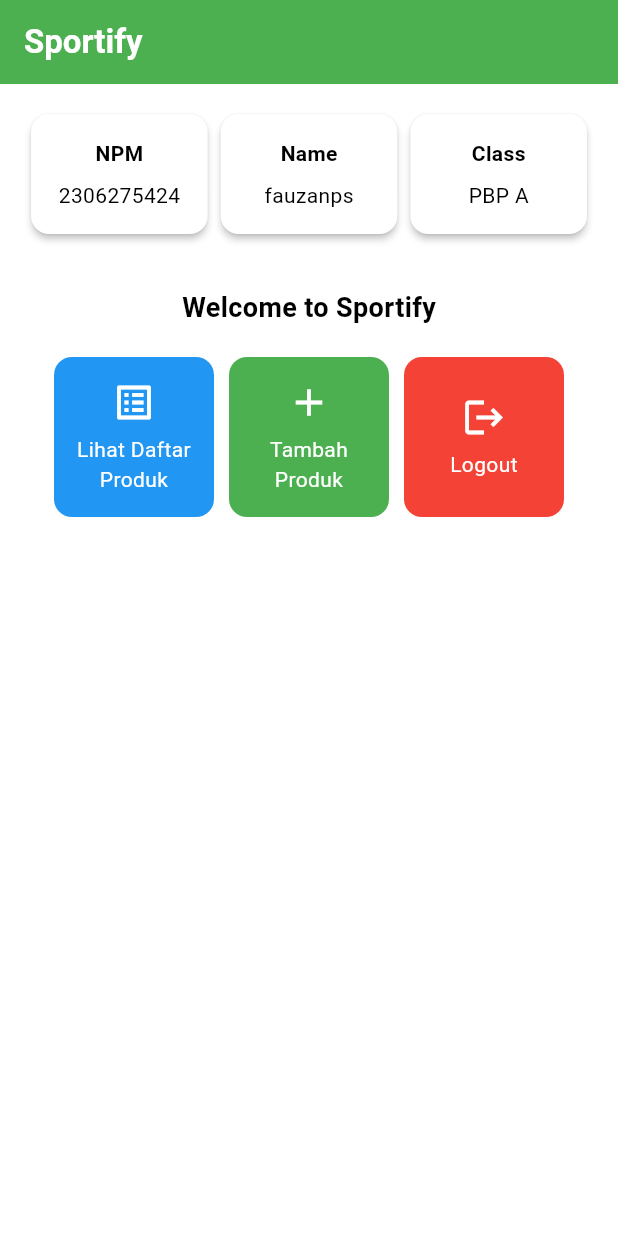
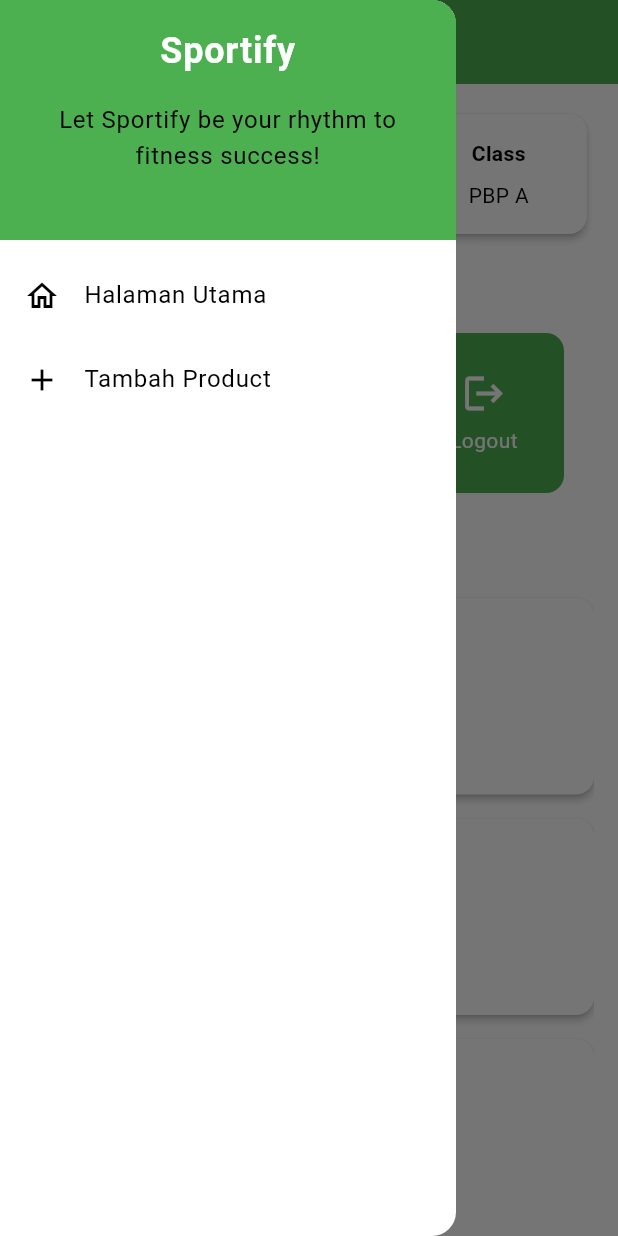
Before and after one commit to dunnowhoo/sportify-mobile, a Flutter app: the screen it shows after launch, with the side drawer open (before the commit the screen has no drawer), on a phone screen of 412 x 824 dp. Run offline on Flutter 3.47's test engine with Material 3 defaults, Android fonts, the phone set to English and light mode, and no system bars.

Commit message:
Tugas 8 Selesai

```diff
--- a/lib/main.dart
+++ b/lib/main.dart
@@ -1,5 +1,5 @@
 import 'package:flutter/material.dart';
-import 'package:sportify/menu.dart';
+import 'package:sportify/screens/menu.dart';
 
 void main() {
   runApp(const MyApp());
@@ -16,7 +16,7 @@ class MyApp extends StatelessWidget {
       theme: ThemeData(
         colorScheme: ColorScheme.fromSwatch(
           primarySwatch: Colors.green,
-        ).copyWith(secondary: Colors.green[400]),
+        ).copyWith(secondary: Colors.green),
         useMaterial3: true,
       ),
       home: MyHomePage(), // Assign MyHomePage to the home property
--- a/lib/menu.dart
+++ /dev/null
@@ -1,154 +0,0 @@
-import 'package:flutter/material.dart';
-
-class MyHomePage extends StatelessWidget {
-  MyHomePage({super.key});
-
-  final String npm = '2306275424'; // NPM
-  final String name = 'fauzanps'; // Nama
-  final String className = 'PBP A'; // Kelas
-
-  final List<ItemHomepage> items = [
-    ItemHomepage("Lihat Daftar Produk", Icons.list_alt, Colors.blue),
-    ItemHomepage("Tambah Produk", Icons.add, Colors.green),
-    ItemHomepage("Logout", Icons.logout, Colors.red),
-  ];
-
-  @override
-  Widget build(BuildContext context) {
-    return Scaffold(
-      appBar: AppBar(
-        title: const Text(
-          'Sportify',
-          style: TextStyle(
-            color: Colors.white,
-            fontWeight: FontWeight.bold,
-          ),
-        ),
-        backgroundColor: Theme.of(context).colorScheme.primary,
-      ),
-      body: Padding(
-        padding: const EdgeInsets.all(16.0),
-        child: Column(
-          crossAxisAlignment: CrossAxisAlignment.center,
-          children: [
-            Row(
-              mainAxisAlignment: MainAxisAlignment.spaceEvenly,
-              children: [
-                InfoCard(title: 'NPM', content: npm),
-                InfoCard(title: 'Name', content: name),
-                InfoCard(title: 'Class', content: className),
-              ],
-            ),
-            const SizedBox(height: 16.0),
-            Center(
-              child: Column(
-                children: [
-                  const Padding(
-                    padding: EdgeInsets.only(top: 16.0),
-                    child: Text(
-                      'Welcome to Sportify',
-                      style: TextStyle(
-                        fontWeight: FontWeight.bold,
-                        fontSize: 18.0,
-                      ),
-                    ),
-                  ),
-                  GridView.count(
-                    primary: true,
-                    padding: const EdgeInsets.all(20),
-                    crossAxisSpacing: 10,
-                    mainAxisSpacing: 10,
-                    crossAxisCount: 3,
-                    shrinkWrap: true,
-                    children: items.map((ItemHomepage item) {
-                      return ItemCard(item);
-                    }).toList(),
-                  ),
-                ],
-              ),
-            ),
-          ],
-        ),
-      ),
-    );
-  }
-}
-
-class InfoCard extends StatelessWidget {
-  final String title;
-  final String content;
-
-  const InfoCard({super.key, required this.title, required this.content});
-
-  @override
-  Widget build(BuildContext context) {
-    return Card(
-      elevation: 2.0,
-      child: Container(
-        width: MediaQuery.of(context).size.width / 3.5,
-        padding: const EdgeInsets.all(16.0),
-        child: Column(
-          children: [
-            Text(
-              title,
-              style: const TextStyle(fontWeight: FontWeight.bold),
-            ),
-            const SizedBox(height: 8.0),
-            Text(content),
-          ],
-        ),
-      ),
-    );
-  }
-}
-
-class ItemHomepage {
-  final String name;
-  final IconData icon;
-  final Color color;
-
-  ItemHomepage(this.name, this.icon, this.color);
-}
-
-class ItemCard extends StatelessWidget {
-  final ItemHomepage item;
-
-  const ItemCard(this.item, {super.key});
-
-  @override
-  Widget build(BuildContext context) {
-    return Material(
-      color: item.color,
-      borderRadius: BorderRadius.circular(12),
-      child: InkWell(
-        onTap: () {
-          String message = "Kamu telah menekan tombol ${item.name}!";
-          ScaffoldMessenger.of(context)
-            ..hideCurrentSnackBar()
-            ..showSnackBar(SnackBar(content: Text(message)));
-        },
-        child: Container(
-          padding: const EdgeInsets.all(8),
-          child: Center(
-            child: Column(
-              mainAxisAlignment: MainAxisAlignment.center,
-              children: [
-                Icon(
-                  item.icon,
-                  color: Colors.white,
-                  size: 30.0,
-                ),
-                const Padding(padding: EdgeInsets.all(3)),
-                Text(
-                  item.name,
-                  textAlign: TextAlign.center,
-                  style: const TextStyle(color: Colors.white),
-                ),
-              ],
-            ),
-          ),
-        ),
-      ),
-    );
-  }
-}
--- /dev/null
+++ b/lib/screens/menu.dart
@@ -0,0 +1,123 @@
+import 'package:flutter/material.dart';
+import 'package:sportify/widgets/left_drawer.dart';
+import 'package:sportify/widgets/item_card.dart';
+import 'package:sportify/widgets/product_card.dart';
+
+class MyHomePage extends StatelessWidget {
+  MyHomePage({super.key});
+
+  final String npm = '2306275424';
+  final String name = 'Fauzan';
+  final String className = 'PBP A';
+
+  final List<ItemHomepage> items = [
+    ItemHomepage("Lihat Product", Icons.shopping_bag),
+    ItemHomepage("Tambah Product", Icons.add),
+    ItemHomepage("Logout", Icons.logout),
+  ];
+
+  // Contoh daftar produk
+  final List<Product> products = [
+    Product("Sepatu Olahraga", 200000, 5, "Sepatu nyaman untuk olahraga."),
+    Product("Bola Basket", 100000, 10, "Bola basket standar."),
+    Product("Tas Gym", 150000, 7, "Tas gym kuat dan ringan."),
+  ];
+
+  @override
+  Widget build(BuildContext context) {
+    return Scaffold(
+      appBar: AppBar(
+        title: const Text(
+          'Sportify',
+          style: TextStyle(
+            color: Colors.white,
+            fontWeight: FontWeight.bold,
+          ),
+        ),
+        backgroundColor: Theme.of(context).colorScheme.primary,
+        iconTheme: const IconThemeData(color: Colors.white),
+      ),
+      drawer: const LeftDrawer(),
+      body: Padding(
+        padding: const EdgeInsets.all(16.0),
+        child: Column(
+          crossAxisAlignment: CrossAxisAlignment.center,
+          children: [
+            Row(
+              mainAxisAlignment: MainAxisAlignment.spaceEvenly,
+              children: [
+                InfoCard(title: 'NPM', content: npm),
+                InfoCard(title: 'Name', content: name),
+                InfoCard(title: 'Class', content: className),
+              ],
+            ),
+            const SizedBox(height: 16.0),
+            const Center(
+              child: Text(
+                'Welcome to Sportify',
+                style: TextStyle(
+                  fontWeight: FontWeight.bold,
+                  fontSize: 18.0,
+                ),
+              ),
+            ),
+            GridView.count(
+              primary: true,
+              padding: const EdgeInsets.all(20),
+              crossAxisSpacing: 10,
+              mainAxisSpacing: 10,
+              crossAxisCount: 3,
+              shrinkWrap: true,
+              children: items.map((ItemHomepage item) {
+                return ItemCard(item);
+              }).toList(),
+            ),
+            const SizedBox(height: 16.0),
+            const Text(
+              'Product List',
+              style: TextStyle(
+                fontWeight: FontWeight.bold,
+                fontSize: 18.0,
+              ),
+            ),
+            Expanded(
+              child: ListView(
+                children: products
+                    .map((product) => ProductCard(product: product))
+                    .toList(),
+              ),
+            ),
+          ],
+        ),
+      ),
+    );
+  }
+}
+
+class InfoCard extends StatelessWidget {
+  final String title;
+  final String content;
+
+  const InfoCard({super.key, required this.title, required this.content});
+
+  @override
+  Widget build(BuildContext context) {
+    return Card(
+      elevation: 2.0,
+      child: Container(
+        width: MediaQuery.of(context).size.width / 3.5,
+        padding: const EdgeInsets.all(16.0),
+        child: Column(
+          children: [
+            Text(
+              title,
+              style: const TextStyle(fontWeight: FontWeight.bold),
+            ),
+            const SizedBox(height: 8.0),
+            Text(content),
+          ],
+        ),
+      ),
+    );
+  }
+}
--- /dev/null
+++ b/lib/widgets/item_card.dart
@@ -0,0 +1,70 @@
+import 'package:flutter/material.dart';
+import 'package:sportify/screens/product_form.dart';
+
+class ItemHomepage {
+  final String name;
+  final IconData icon;
+
+  ItemHomepage(this.name, this.icon);
+}
+
+class ItemCard extends StatelessWidget {
+  // Menampilkan kartu dengan ikon dan nama.
+
+  final ItemHomepage item;
+
+  const ItemCard(this.item, {super.key});
+
+  @override
+  Widget build(BuildContext context) {
+    return Material(
+      // Menentukan warna latar belakang dari tema aplikasi.
+      color: Theme.of(context).colorScheme.secondary,
+      // Membuat sudut kartu melengkung.
+      borderRadius: BorderRadius.circular(12),
+
+      child: InkWell(
+        // Aksi ketika kartu ditekan.
+        // Area responsif terhadap sentuhan
+        onTap: () {
+          // Memunculkan SnackBar ketika diklik
+          ScaffoldMessenger.of(context)
+            ..hideCurrentSnackBar()
+            ..showSnackBar(SnackBar(
+                content: Text("Kamu telah menekan tombol ${item.name}!")));
+
+          // Navigate ke route yang sesuai (tergantung jenis tombol)
+          if (item.name == "Tambah Product") {
+            Navigator.push(
+              context,
+              MaterialPageRoute(builder: (context) => ProductFormPage()),
+            );
+          }
+        },
+        // Container untuk menyimpan Icon dan Text
+        child: Container(
+          padding: const EdgeInsets.all(8),
+          child: Center(
+            child: Column(
+              // Menyusun ikon dan teks di tengah kartu.
+              mainAxisAlignment: MainAxisAlignment.center,
+              children: [
+                Icon(
+                  item.icon,
+                  color: Colors.white,
+                  size: 30.0,
+                ),
+                const Padding(padding: EdgeInsets.all(3)),
+                Text(
+                  item.name,
+                  textAlign: TextAlign.center,
+                  style: const TextStyle(color: Colors.white),
+                ),
+              ],
+            ),
+          ),
+        ),
+      ),
+    );
+  }
+}
--- /dev/null
+++ b/lib/widgets/left_drawer.dart
@@ -0,0 +1,63 @@
+import 'package:flutter/material.dart';
+import 'package:sportify/screens/menu.dart';
+import 'package:sportify/screens/product_form.dart';
+
+class LeftDrawer extends StatelessWidget {
+  const LeftDrawer({super.key});
+
+  @override
+  Widget build(BuildContext context) {
+    return Drawer(
+      child: ListView(
+        children: [
+          DrawerHeader(
+            decoration: BoxDecoration(
+              color: Theme.of(context).colorScheme.primary,
+            ),
+            child: const Column(
+              children: [
+                Text(
+                  'Sportify',
+                  textAlign: TextAlign.center,
+                  style: TextStyle(
+                    fontSize: 24,
+                    fontWeight: FontWeight.bold,
+                    color: Colors.white,
+                  ),
+                ),
+                Padding(padding: EdgeInsets.all(8)),
+                Text(
+                  "Let Sportify be your rhythm to fitness success!",
+                  textAlign: TextAlign.center,
+                ),
+              ],
+            ),
+          ),
+          ListTile(
+            leading: const Icon(Icons.home_outlined),
+            title: const Text('Halaman Utama'),
+            // Bagian redirection ke MyHomePage
+            onTap: () {
+              Navigator.pushReplacement(
+                  context,
+                  MaterialPageRoute(
+                    builder: (context) => MyHomePage(),
+                  ));
+            },
+          ),
+          ListTile(
+            leading: const Icon(Icons.add),
+            title: const Text('Tambah Product'),
+            onTap: () {
+              Navigator.pushReplacement(
+                  context,
+                  MaterialPageRoute(
+                    builder: (context) => ProductFormPage(),
+                  ));
+            },
+          ),
+        ],
+      ),
+    );
+  }
+}
--- /dev/null
+++ b/lib/widgets/product_card.dart
@@ -0,0 +1,50 @@
+// widgets/product_card.dart
+import 'package:flutter/material.dart';
+
+class Product {
+  final String name;
+  final double price;
+  final int amount;
+  final String description;
+
+  Product(this.name, this.price, this.amount, this.description);
+}
+
+class ProductCard extends StatelessWidget {
+  final Product product;
+
+  const ProductCard({super.key, required this.product});
+
+  @override
+  Widget build(BuildContext context) {
+    return Card(
+      elevation: 2.0,
+      margin: const EdgeInsets.symmetric(vertical: 8.0),
+      child: Padding(
+        padding: const EdgeInsets.all(16.0),
+        child: Column(
+          crossAxisAlignment: CrossAxisAlignment.start,
+          children: [
+            Text(
+              product.name,
+              style: const TextStyle(
+                fontSize: 16.0,
+                fontWeight: FontWeight.bold,
+              ),
+            ),
+            const SizedBox(height: 8.0),
+            Text('Price: \$${product.price.toStringAsFixed(2)}'),
+            Text('Amount: ${product.amount}'),
+            const SizedBox(height: 8.0),
+            Text(
+              product.description,
+              style: const TextStyle(
+                color: Colors.grey,
+              ),
+            ),
+          ],
+        ),
+      ),
+    );
+  }
+}
```
Also changed, not shown: lib/screens/product_form.dart (added, +196 -0 lines), 1 other file.
